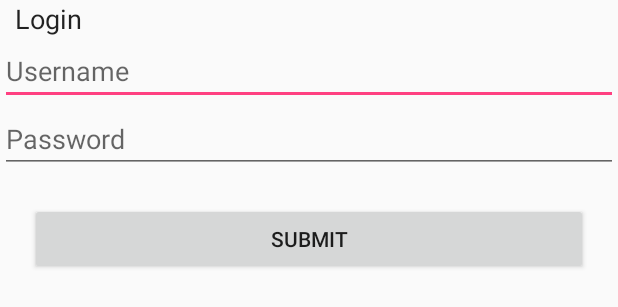
After one commit to tonnymao/GMS_New, an Android app: the layout login.xml on its own in the app's theme, with its tools: preview values and no code run, on a phone screen of 412 x 824 dp. The commit adds this screen. Shown: the top 307 px of the screen. Run offline under Robolectric (Android 15) with nearby library versions, the phone set to English and light mode, and no system bars.

Commit message:
23-Jul-2017 (Tonny)   * Menambahkan Login.java dan login.xml   * Menambahkan file catatan.txt untuk mencatat script yang ditambahkan pada database

```diff
--- a/app/build.gradle
+++ b/app/build.gradle
@@ -25,4 +25,5 @@ dependencies {
     compile 'com.android.support:appcompat-v7:26.0.0-alpha1'
     compile 'com.android.support:design:26.0.0-alpha1'
     compile 'com.google.android.gms:play-services:11.0.2'
+
 }
--- /dev/null
+++ b/app/src/main/java/com/inspira/gms/Login.java
@@ -0,0 +1,17 @@
+package com.inspira.gms;
+
+import android.os.Bundle;
+import android.os.PersistableBundle;
+import android.support.v7.app.AppCompatActivity;
+
+/**
+ * Created by Tonny on 7/22/2017.
+ */
+
+public class Login extends AppCompatActivity{
+    @Override
+    protected void onCreate(Bundle savedInstanceState) {
+        super.onCreate(savedInstanceState);
+
+    }
+}
--- a/app/src/main/java/com/inspira/gms/MainActivity.java
+++ b/app/src/main/java/com/inspira/gms/MainActivity.java
@@ -90,19 +90,19 @@ public class MainActivity extends AppCompatActivity
         // Handle navigation view item clicks here.
         int id = item.getItemId();
 
-        if (id == R.id.nav_camera) {
-            // Handle the camera action
-        } else if (id == R.id.nav_gallery) {
-
-        } else if (id == R.id.nav_slideshow) {
-
-        } else if (id == R.id.nav_manage) {
-
-        } else if (id == R.id.nav_share) {
-
-        } else if (id == R.id.nav_send) {
-
-        }
+//        if (id == R.id.nav_camera) {
+//            // Handle the camera action
+//        } else if (id == R.id.nav_gallery) {
+//
+//        } else if (id == R.id.nav_slideshow) {
+//
+//        } else if (id == R.id.nav_manage) {
+//
+//        } else if (id == R.id.nav_share) {
+//
+//        } else if (id == R.id.nav_send) {
+//
+//        }
 
         DrawerLayout drawer = (DrawerLayout) findViewById(R.id.drawer_layout);
         drawer.closeDrawer(GravityCompat.START);
--- a/app/src/main/java/layout/MenuFragment.java
+++ b/app/src/main/java/layout/MenuFragment.java
@@ -103,7 +103,7 @@ public class MenuFragment extends Fragment {
         super.onActivityCreated(bundle);
         ImageButton ibtnSalesNavigation = (ImageButton) getView().findViewById(R.id.ibtnSalesNavigation);
         ImageButton ibtnSalesSchedule = (ImageButton) getView().findViewById(R.id.ibtnSalesSchedule);
-        ImageButton ibtnOmzet = (ImageButton) getView().findViewById(R.id.ibtnOmzet);
+        //ImageButton ibtnOmzet = (ImageButton) getView().findViewById(R.id.ibtnOmzet);
 
         //Untuk menambahkan fungsi button pada Menu
         ibtnSalesNavigation.setOnClickListener(new View.OnClickListener() {
@@ -114,7 +114,7 @@ public class MenuFragment extends Fragment {
             }
         });
         ibtnSalesSchedule.setOnClickListener(null);
-        ibtnOmzet.setOnClickListener(null);
+        //ibtnOmzet.setOnClickListener(null);
     }
 
     @Override
--- /dev/null
+++ b/app/src/main/res/layout/login.xml
@@ -0,0 +1,43 @@
+<?xml version="1.0" encoding="utf-8"?>
+<RelativeLayout xmlns:android="http://schemas.android.com/apk/res/android"
+    android:orientation="vertical" android:layout_width="match_parent"
+    android:layout_height="match_parent"
+    android:weightSum="1">
+
+
+    <TextView
+        android:id="@+id/textView6"
+        android:layout_width="match_parent"
+        android:layout_height="wrap_content"
+        android:layout_weight="0.04"
+        android:text="Login"
+        android:layout_marginLeft="10dp"
+        android:layout_marginRight="10dp"
+        android:textAppearance="@android:style/TextAppearance.Medium" />
+
+    <EditText
+        android:id="@+id/edtUsername"
+        android:layout_width="match_parent"
+        android:layout_height="wrap_content"
+        android:ems="10"
+        android:hint="Username"
+        android:inputType="textPersonName"
+        android:layout_below="@id/textView6" />
+
+    <EditText
+        android:id="@+id/edtPassword"
+        android:layout_width="match_parent"
+        android:layout_height="wrap_content"
+        android:ems="10"
+        android:hint="Password"
+        android:inputType="textPassword"
+        android:layout_below="@id/edtUsername" />
+
+    <Button
+        android:id="@+id/btnSubmit"
+        android:layout_width="match_parent"
+        android:layout_height="wrap_content"
+        android:layout_below="@id/edtPassword"
+        android:layout_margin="20dp"
+        android:text="SUBMIT" />
+</RelativeLayout>
--- a/build.gradle
+++ b/build.gradle
@@ -5,7 +5,7 @@ buildscript {
         jcenter()
     }
     dependencies {
-        classpath 'com.android.tools.build:gradle:2.3.2'
+        classpath 'com.android.tools.build:gradle:2.3.3'
 
         // NOTE: Do not place your application dependencies here; they belong
         // in the individual module build.gradle files
```
Also changed, not shown: 2 other files.
